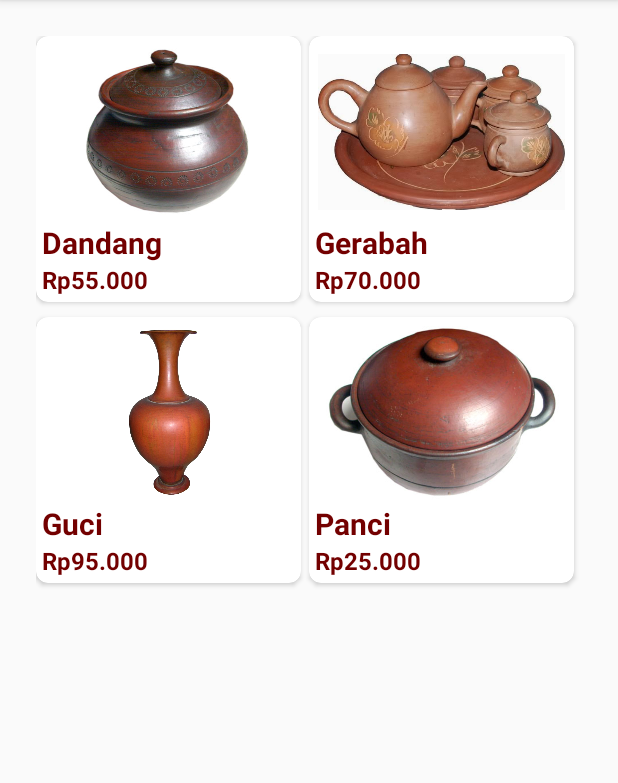
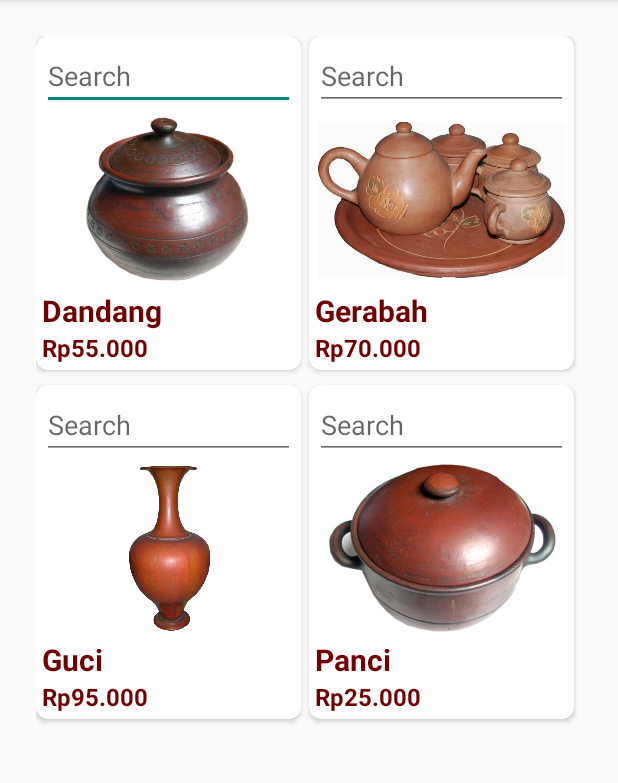
Before and after one commit to meidianijr/rpl.kaulempung, an Android app: the screen it shows after launch once a user with an empty profile is signed in (MainActivity), on a phone screen of 412 x 824 dp, the part 84-867 px from its top. Run offline under Robolectric (Android 15) with nearby library versions, the phone set to English and light mode, and no system bars; our stand-ins replace ButterKnife, Firebase (no records; nobody signed in at launch, a user with empty details on screens opened directly); 2 statements that could not run were skipped.

Commit message:
sixth commit, first commit in sprit 2

```diff
--- a/app/build.gradle
+++ b/app/build.gradle
@@ -3,7 +3,7 @@ apply plugin: 'com.google.gms.google-services'
 
 android {
     compileSdkVersion 27
-    buildToolsVersion '26.0.2'
+    buildToolsVersion '28.0.3'
 
     defaultConfig {
         applicationId "com.sourcey.materialloginexample"
--- a/app/src/main/res/layout/item_list.xml
+++ b/app/src/main/res/layout/item_list.xml
@@ -1,18 +1,27 @@
 <?xml version="1.0" encoding="utf-8"?>
 <android.support.v7.widget.CardView xmlns:android="http://schemas.android.com/apk/res/android"
+    xmlns:app="http://schemas.android.com/apk/res-auto"
     android:layout_width="match_parent"
     android:layout_height="wrap_content"
+    android:layout_marginRight="5dp"
     android:layout_marginBottom="10dp"
-    android:layout_marginRight="5dp"
-    xmlns:app="http://schemas.android.com/apk/res-auto"
     app:cardCornerRadius="8dp">
 
+
     <LinearLayout
-        android:orientation="vertical"
-        android:id="@+id/layout"
+        android:id="@+id/search"
         android:layout_width="match_parent"
         android:layout_height="wrap_content"
-        android:layout_margin="4dp">
+        android:layout_margin="4dp"
+        android:orientation="vertical">
+
+        <EditText
+            android:id="@+id/editText4"
+            android:layout_width="match_parent"
+            android:layout_height="wrap_content"
+            android:ems="10"
+            android:hint="Search"
+            android:inputType="textPersonName" />
 
         <ImageView
             android:id="@+id/imageView"
@@ -22,28 +31,28 @@
 
         <TextView
             android:id="@+id/judul"
-            android:textSize="20dp"
-            android:textStyle="bold"
-            android:textColor="#730000"
-            android:textAlignment="center"
             android:layout_width="wrap_content"
             android:layout_height="wrap_content"
-            android:text="TextView" />
+            android:text="TextView"
+            android:textAlignment="center"
+            android:textColor="#730000"
+            android:textSize="20dp"
+            android:textStyle="bold" />
 
         <TextView
             android:id="@+id/harga"
-            android:textSize="16dp"
-            android:textStyle="bold"
-            android:textColor="#730000"
-            android:textAlignment="center"
             android:layout_width="wrap_content"
             android:layout_height="wrap_content"
-            android:text="TextView" />
-
+            android:text="TextView"
+            android:textAlignment="center"
+            android:textColor="#730000"
+            android:textSize="16dp"
+            android:textStyle="bold" />
 
 
     </LinearLayout>
 
 
 
+
 </android.support.v7.widget.CardView>
--- a/build.gradle
+++ b/build.gradle
@@ -6,7 +6,7 @@ buildscript {
         google()
     }
     dependencies {
-        classpath 'com.android.tools.build:gradle:3.0.1'
+        classpath 'com.android.tools.build:gradle:3.2.1'
         classpath 'com.jakewharton:butterknife-gradle-plugin:8.8.1'
         classpath 'com.google.gms:google-services:4.0.1'
     }
```
Also changed, not shown: app/src/main/java/com/sourcey/KauLempung/MainActivity.java (+70 -0 lines), gradle/wrapper/gradle-wrapper.properties, 1247 other files.
